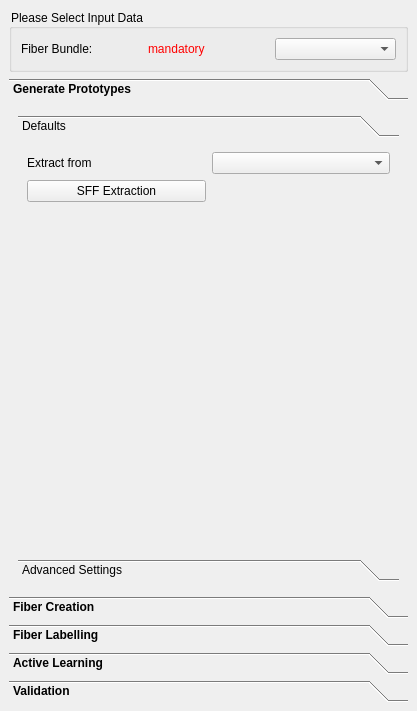
Old version of the form Plugins/org.mitk.gui.qt.diffusionimaging.fiberprocessing/src/internal/QmitkInteractiveFiberDissectionViewControls.ui in the repository MIC-DKFZ/MITK-Diffusion.
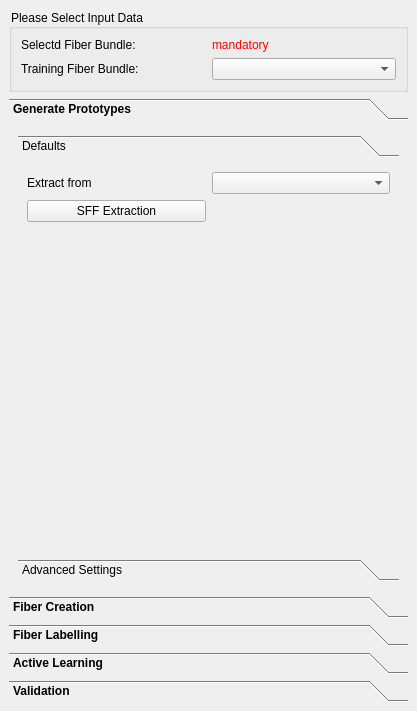
New version of the form. The open tabs and pages were chosen to show the change. Icons and pictures are not drawn. Custom widgets are drawn as their Qt base class.

What changed in the file:
```diff
--- a/Plugins/org.mitk.gui.qt.diffusionimaging.fiberprocessing/src/internal/QmitkInteractiveFiberDissectionViewControls.ui
+++ b/Plugins/org.mitk.gui.qt.diffusionimaging.fiberprocessing/src/internal/QmitkInteractiveFiberDissectionViewControls.ui
@@ -35,39 +35,7 @@
    <property name="bottomMargin">
     <number>9</number>
    </property>
-   <item row="0" column="0">
-    <widget class="QGroupBox" name="m_InputData">
-     <property name="title">
-      <string>Please Select Input Data</string>
-     </property>
-     <layout class="QGridLayout" name="gridLayout_9">
-      <item row="0" column="0">
-       <widget class="QLabel" name="label_2">
-        <property name="toolTip">
-         <string>Input DTI</string>
-        </property>
-        <property name="text">
-         <string>Fiber Bundle:</string>
-        </property>
-       </widget>
-      </item>
-      <item row="0" column="1">
-       <widget class="QLabel" name="m_FibLabel">
-        <property name="text">
-         <string>&lt;html&gt;&lt;head/&gt;&lt;body&gt;&lt;p&gt;&lt;span style=&quot; color:#ff0000;&quot;&gt;mandatory&lt;/span&gt;&lt;/p&gt;&lt;/body&gt;&lt;/html&gt;</string>
-        </property>
-        <property name="wordWrap">
-         <bool>true</bool>
-        </property>
-       </widget>
-      </item>
-      <item row="0" column="2">
-       <widget class="QmitkDataStorageComboBox" name="m_TestBundleBox"/>
-      </item>
-     </layout>
-    </widget>
-   </item>
-   <item row="1" column="0">
+   <item row="2" column="0">
     <widget class="QToolBox" name="toolBoxx">
      <property name="enabled">
       <bool>true</bool>
@@ -95,7 +63,7 @@
         <x>0</x>
         <y>0</y>
         <width>399</width>
-        <height>463</height>
+        <height>439</height>
        </rect>
       </property>
       <attribute name="label">
@@ -116,7 +84,7 @@
             <x>0</x>
             <y>0</y>
             <width>381</width>
-            <height>383</height>
+            <height>359</height>
            </rect>
           </property>
           <attribute name="label">
@@ -1086,6 +1054,45 @@
      </widget>
     </widget>
    </item>
+   <item row="0" column="0" rowspan="2">
+    <widget class="QGroupBox" name="m_InputData">
+     <property name="title">
+      <string>Please Select Input Data</string>
+     </property>
+     <layout class="QGridLayout" name="gridLayout_9">
+      <item row="1" column="0">
+       <widget class="QLabel" name="label_13">
+        <property name="text">
+         <string>Training Fiber Bundle:</string>
+        </property>
+       </widget>
+      </item>
+      <item row="0" column="0">
+       <widget class="QLabel" name="label_2">
+        <property name="toolTip">
+         <string>Input DTI</string>
+        </property>
+        <property name="text">
+         <string>Selectd Fiber Bundle:</string>
+        </property>
+       </widget>
+      </item>
+      <item row="1" column="1">
+       <widget class="QmitkDataStorageComboBox" name="m_TestBundleBox"/>
+      </item>
+      <item row="0" column="1">
+       <widget class="QLabel" name="m_FibLabel">
+        <property name="text">
+         <string>&lt;html&gt;&lt;head/&gt;&lt;body&gt;&lt;p&gt;&lt;span style=&quot; color:#ff0000;&quot;&gt;mandatory&lt;/span&gt;&lt;/p&gt;&lt;/body&gt;&lt;/html&gt;</string>
+        </property>
+        <property name="wordWrap">
+         <bool>true</bool>
+        </property>
+       </widget>
+      </item>
+     </layout>
+    </widget>
+   </item>
   </layout>
  </widget>
  <customwidgets>
```
Left out of the diff: 12 changed lines with no effect on the pictures.
